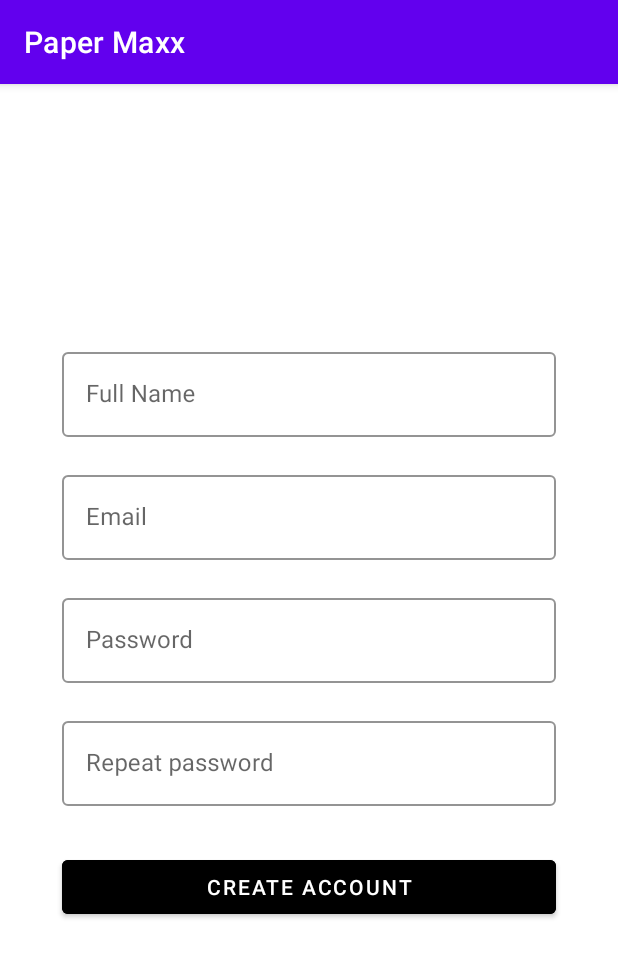
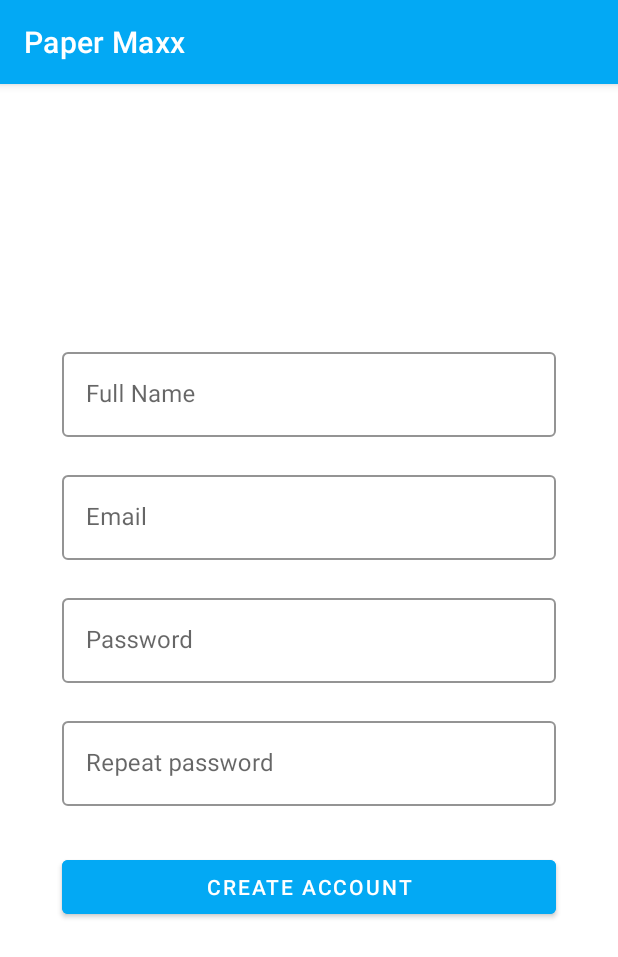
Before and after one commit to amirhosseinghafoorian/papermaxx, an Android app: the screen it shows after launch (MainActivity), after a tap on "SIGN UP", on a phone screen of 412 x 824 dp. Shown: the top 957 px of the screen. Run offline under Robolectric (Android 15) with nearby library versions, the phone set to English and light mode, and no system bars; our stand-ins replace Dagger/Hilt's generated code, Firebase (no records; nobody signed in at launch, a user with empty details on screens opened directly); libraries missing offline, so code that uses them is left out: androidx.hilt.lifecycle.

Commit message:
updated theme

```diff
--- a/app/src/main/res/layout/chats_list_item.xml
+++ b/app/src/main/res/layout/chats_list_item.xml
@@ -14,7 +14,7 @@
         android:layout_width="match_parent"
         android:layout_height="wrap_content"
         android:layout_marginTop="1dp"
-        android:backgroundTint="@android:color/black"
+        android:backgroundTint="@color/blue_500"
         android:checkable="true"
         android:clickable="true"
         android:focusable="true"
--- a/app/src/main/res/layout/fragment_choose_auth.xml
+++ b/app/src/main/res/layout/fragment_choose_auth.xml
@@ -32,7 +32,7 @@
         android:id="@+id/chs_btn_1"
         android:layout_width="0dp"
         android:layout_height="wrap_content"
-        android:backgroundTint="@android:color/black"
+        android:backgroundTint="@color/blue_500"
         android:text="@string/login"
         android:textColor="@android:color/white"
         app:layout_constraintBottom_toTopOf="@id/chs_gl_1"
@@ -45,7 +45,7 @@
         android:layout_height="wrap_content"
         android:backgroundTint="@android:color/white"
         android:text="@string/sign_up"
-        android:textColor="@android:color/black"
+        android:textColor="@color/blue_500"
         app:layout_constraintLeft_toRightOf="@id/chs_gl_2"
         app:layout_constraintRight_toLeftOf="@id/chs_gl_3"
         app:layout_constraintTop_toBottomOf="@id/chs_btn_1" />
--- a/app/src/main/res/layout/fragment_home_tab1.xml
+++ b/app/src/main/res/layout/fragment_home_tab1.xml
@@ -12,7 +12,7 @@
         android:layout_width="match_parent"
         android:layout_height="wrap_content"
         android:indeterminate="true"
-        android:indeterminateTint="@android:color/black"
+        android:indeterminateTint="@color/blue_700"
         android:indeterminateTintMode="multiply"
         android:visibility="gone"
         app:layout_constraintLeft_toLeftOf="parent"
--- a/app/src/main/res/layout/fragment_sign_up.xml
+++ b/app/src/main/res/layout/fragment_sign_up.xml
@@ -35,8 +35,8 @@
         android:layout_marginTop="20dp"
         android:background="@android:color/white"
         android:hint="@string/full_name"
-        app:boxStrokeColor="@android:color/black"
-        app:hintTextColor="@android:color/black"
+        app:boxStrokeColor="@color/blue_700"
+        app:hintTextColor="@color/blue_700"
         app:layout_constraintLeft_toRightOf="@id/signUp_gl_1"
         app:layout_constraintRight_toLeftOf="@id/signUp_gl_2"
         app:layout_constraintTop_toBottomOf="@id/signUp_gl_3"
@@ -57,8 +57,8 @@
         android:layout_marginTop="20dp"
         android:background="@android:color/white"
         android:hint="@string/email"
-        app:boxStrokeColor="@android:color/black"
-        app:hintTextColor="@android:color/black"
+        app:boxStrokeColor="@color/blue_700"
+        app:hintTextColor="@color/blue_700"
         app:layout_constraintLeft_toRightOf="@id/signUp_gl_1"
         app:layout_constraintRight_toLeftOf="@id/signUp_gl_2"
         app:layout_constraintTop_toBottomOf="@id/signUp_et_4"
@@ -79,8 +79,8 @@
         android:layout_marginTop="20dp"
         android:background="@android:color/white"
         android:hint="@string/password"
-        app:boxStrokeColor="@android:color/black"
-        app:hintTextColor="@android:color/black"
+        app:boxStrokeColor="@color/blue_700"
+        app:hintTextColor="@color/blue_700"
         app:layout_constraintLeft_toRightOf="@id/signUp_gl_1"
         app:layout_constraintRight_toLeftOf="@id/signUp_gl_2"
         app:layout_constraintTop_toBottomOf="@id/signUp_et_1"
@@ -101,8 +101,8 @@
         android:layout_marginTop="20dp"
         android:background="@android:color/white"
         android:hint="@string/repeat_password"
-        app:boxStrokeColor="@android:color/black"
-        app:hintTextColor="@android:color/black"
+        app:boxStrokeColor="@color/blue_700"
+        app:hintTextColor="@color/blue_700"
         app:layout_constraintLeft_toRightOf="@id/signUp_gl_1"
         app:layout_constraintRight_toLeftOf="@id/signUp_gl_2"
         app:layout_constraintTop_toBottomOf="@id/signUp_et_2"
@@ -120,7 +120,7 @@
         android:layout_width="0dp"
         android:layout_height="wrap_content"
         android:layout_marginTop="30dp"
-        android:backgroundTint="@android:color/black"
+        android:backgroundTint="@color/blue_500"
         android:text="@string/create_account"
         android:textColor="@android:color/white"
         app:layout_constraintLeft_toRightOf="@id/signUp_gl_1"
--- a/app/src/main/res/layout/fragment_splash.xml
+++ b/app/src/main/res/layout/fragment_splash.xml
@@ -4,17 +4,17 @@
     xmlns:tools="http://schemas.android.com/tools"
     android:layout_width="match_parent"
     android:layout_height="match_parent"
-    android:background="#0080ff"
+    android:background="@color/blue_500"
     tools:context=".home.ui.SplashFragment">
 
     <TextView
-        android:textStyle="italic"
-        android:textSize="50sp"
         android:layout_width="wrap_content"
         android:layout_height="wrap_content"
         android:contentDescription="@string/todo"
         android:text="@string/app_name"
         android:textColor="@android:color/white"
+        android:textSize="50sp"
+        android:textStyle="italic"
         app:layout_constraintBottom_toBottomOf="parent"
         app:layout_constraintLeft_toLeftOf="parent"
         app:layout_constraintRight_toRightOf="parent"
--- a/app/src/main/res/layout/received_item.xml
+++ b/app/src/main/res/layout/received_item.xml
@@ -35,7 +35,7 @@
             app:layout_constraintLeft_toLeftOf="parent"
             app:layout_constraintRight_toLeftOf="@id/received_gl"
             app:layout_constraintTop_toTopOf="parent"
-            app:rippleColor="@android:color/black">
+            app:rippleColor="@color/blue_500">
 
             <androidx.constraintlayout.widget.ConstraintLayout
                 android:layout_width="match_parent"
@@ -49,7 +49,7 @@
                     android:layout_margin="4dp"
                     android:gravity="center"
                     android:text="@{data.text}"
-                    android:textColor="@android:color/black"
+                    android:textColor="@color/blue_500"
                     android:textSize="20sp"
                     android:textStyle="normal"
                     app:layout_constraintTop_toTopOf="parent" />
--- a/app/src/main/res/layout/sent_item.xml
+++ b/app/src/main/res/layout/sent_item.xml
@@ -26,7 +26,7 @@
             android:layout_width="0dp"
             android:layout_height="wrap_content"
             android:layout_marginTop="1dp"
-            android:backgroundTint="@android:color/black"
+            android:backgroundTint="@color/blue_500"
             android:checkable="true"
             android:clickable="true"
             android:focusable="true"
--- a/app/src/main/res/layout/users_list_item.xml
+++ b/app/src/main/res/layout/users_list_item.xml
@@ -17,7 +17,7 @@
         android:layout_marginTop="4dp"
         android:layout_marginEnd="8dp"
         android:layout_marginBottom="4dp"
-        android:backgroundTint="@android:color/black"
+        android:backgroundTint="@color/blue_500"
         android:checkable="true"
         android:clickable="true"
         android:focusable="true"
--- a/app/src/main/res/values/colors.xml
+++ b/app/src/main/res/values/colors.xml
@@ -2,6 +2,8 @@
 <resources>
     <color name="purple_200">#FFBB86FC</color>
     <color name="purple_500">#FF6200EE</color>
+    <color name="blue_500">#03A9F4</color>
+    <color name="blue_700">#2155F3</color>
     <color name="purple_700">#FF3700B3</color>
     <color name="teal_200">#FF03DAC5</color>
     <color name="teal_700">#FF018786</color>
--- a/app/src/main/res/values/themes.xml
+++ b/app/src/main/res/values/themes.xml
@@ -2,8 +2,8 @@
     <!-- Base application theme. -->
     <style name="Theme.Papermaxx" parent="Theme.MaterialComponents.DayNight.DarkActionBar">
         <!-- Primary brand color. -->
-        <item name="colorPrimary">@color/purple_500</item>
-        <item name="colorPrimaryVariant">@color/purple_700</item>
+        <item name="colorPrimary">@color/blue_500</item>
+        <item name="colorPrimaryVariant">@color/blue_700</item>
         <item name="colorOnPrimary">@color/white</item>
         <!-- Secondary brand color. -->
         <item name="colorSecondary">@color/teal_200</item>
```
Also changed, not shown: app/src/main/res/layout/fragment_chat.xml (+5 -5 lines), app/src/main/res/layout/fragment_home.xml (+4 -4 lines), app/src/main/res/layout/fragment_home_tab2.xml (+4 -4 lines), app/src/main/res/layout/fragment_login.xml (+5 -5 lines).
